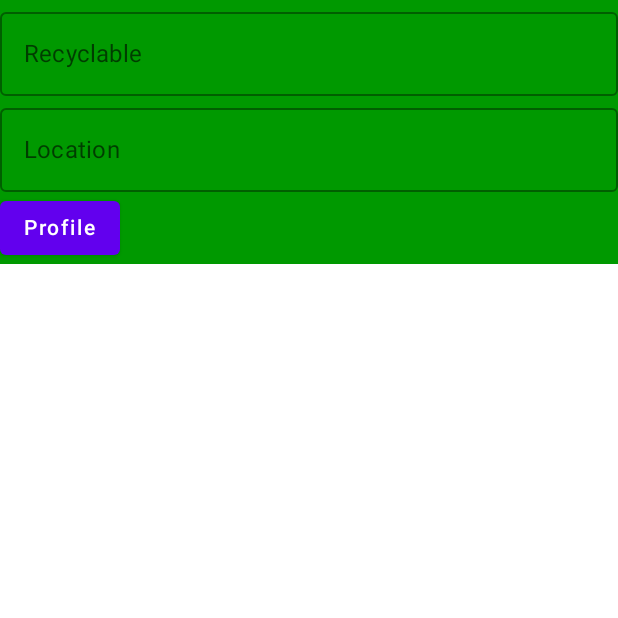
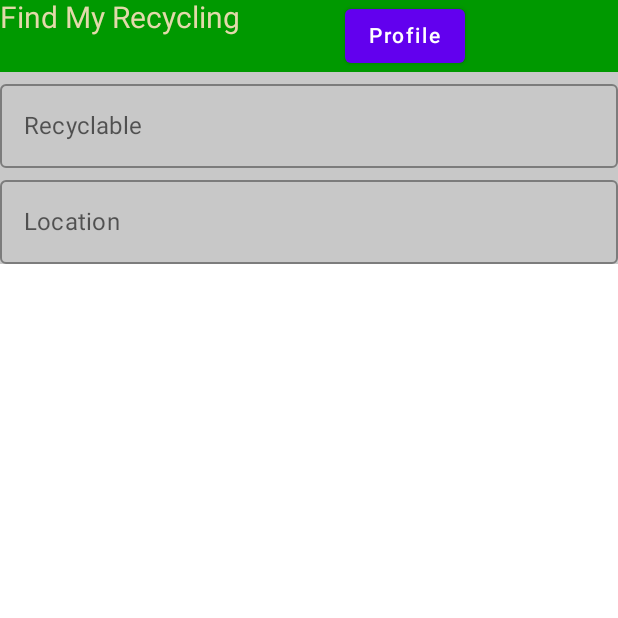
Before and after one commit to Smoofington/FindMyRecyclingV32001, an Android app built with Jetpack Compose: the screen it shows after launch (MainActivity), on a phone screen of 412 x 824 dp, the top half of it. Run offline under Robolectric (Android 15) with nearby library versions, the phone set to English and light mode, and no system bars.

Commit message:
Stuff on my machine

```diff
--- a/app/src/main/java/com/findmyrecycling/MainActivity.kt
+++ b/app/src/main/java/com/findmyrecycling/MainActivity.kt
@@ -5,16 +5,21 @@ import android.os.Bundle
 import android.widget.Toast
 import androidx.activity.ComponentActivity
 import androidx.activity.compose.setContent
-import androidx.compose.foundation.layout.Column
-import androidx.compose.foundation.layout.Spacer
-import androidx.compose.foundation.layout.fillMaxWidth
+import androidx.compose.foundation.background
+import androidx.compose.foundation.layout.*
 import androidx.compose.material.*
 import androidx.compose.runtime.*
 import androidx.compose.ui.Modifier
+import androidx.compose.ui.draw.clipToBounds
 import androidx.compose.ui.platform.LocalContext
 import androidx.compose.ui.res.stringResource
 import androidx.compose.ui.tooling.preview.Preview
+import androidx.compose.ui.unit.Dp
+import androidx.compose.ui.unit.dp
+import com.findmyrecycling.ui.theme.BarGray
+import com.findmyrecycling.ui.theme.Beigeish
 import com.findmyrecycling.ui.theme.FindMyRecyclingTheme
+import com.findmyrecycling.ui.theme.RecyclingGreen
 
 class MainActivity : ComponentActivity() {
     override fun onCreate(savedInstanceState: Bundle?) {
@@ -22,8 +27,9 @@ class MainActivity : ComponentActivity() {
         setContent {
             FindMyRecyclingTheme {
                 // A surface container using the 'background' color from the theme
-                Surface(color = MaterialTheme.colors.background,
+                Surface(color = MaterialTheme.colors.surface,
                 modifier = Modifier.fillMaxWidth()) {
+                    //TopText("WWW")
                     RecycleSearch("Android")
 
                 }
@@ -31,7 +37,12 @@ class MainActivity : ComponentActivity() {
         }
     }
 }
+@Composable
+fun TopText(name: String) {
 
+    Text(text = "Find My Recycling", color = Beigeish)
+    //Modifier.background(color = RecyclingGreen)
+}
 @Composable
 fun RecycleSearch(name: String) {
     var recyclable by remember{ mutableStateOf("")}
@@ -39,11 +50,28 @@ fun RecycleSearch(name: String) {
     val context = LocalContext.current
 
     Column {
+
+        Row {
+
+            TopText("WWW")
+            Button (
+                onClick = {
+                    Toast.makeText(context, "SS", Toast.LENGTH_LONG).show()
+                },
+                content = {Text(text = "Profile")},
+                modifier = Modifier.padding(70.dp, 0.dp)
+            )
+        }
+
         OutlinedTextField(
             value = recyclable,
             onValueChange = {recyclable = it},
             label = { Text(stringResource(R.string.recyclable)) },
-            modifier = Modifier.fillMaxWidth()
+            modifier = Modifier
+                .fillMaxWidth()
+                .background(BarGray)
+
+
         )
 
 
@@ -51,14 +79,11 @@ fun RecycleSearch(name: String) {
             value = location,
             onValueChange = { location = it },
             label = { Text(stringResource(R.string.location)) },
-            modifier = Modifier.fillMaxWidth()
+            modifier = Modifier
+                .fillMaxWidth()
+                .background(color = BarGray)
         )
-        Button (
-            onClick = {
-                Toast.makeText(context, "SS", Toast.LENGTH_LONG).show()
-            },
-        content = {Text(text = "Profile")}
-        )
+
     }
 }
 
@@ -66,6 +91,7 @@ fun RecycleSearch(name: String) {
 @Composable
 fun DefaultPreview() {
     FindMyRecyclingTheme {
+        TopText("WWW")
         RecycleSearch("Android")
     }
 }
--- a/app/src/main/java/com/findmyrecycling/ui/theme/Color.kt
+++ b/app/src/main/java/com/findmyrecycling/ui/theme/Color.kt
@@ -7,3 +7,5 @@ val Purple500 = Color(0xFF6200EE)
 val Purple700 = Color(0xFF3700B3)
 val Teal200 = Color(0xFF03DAC5)
 val RecyclingGreen = Color(0xFF009900)
+val BarGray = Color(0xFFc8c8c8)
+val Beigeish = Color(0XFFe2d9aa)
--- a/app/src/main/java/com/findmyrecycling/ui/theme/Type.kt
+++ b/app/src/main/java/com/findmyrecycling/ui/theme/Type.kt
@@ -11,7 +11,7 @@ val Typography = Typography(
     body1 = TextStyle(
         fontFamily = FontFamily.Default,
         fontWeight = FontWeight.Normal,
-        fontSize = 16.sp
+        fontSize = 20.sp //was 16
     )
     /* Other default text styles to override
     button = TextStyle(
--- a/app/src/main/res/values/colors.xml
+++ b/app/src/main/res/values/colors.xml
@@ -8,4 +8,5 @@
     <color name="black">#FF000000</color>
     <color name="white">#FFFFFFFF</color>
     <color name ="recyclingGreen">#FF009900</color>
+    <color name ="barGray">#FFc8c8c8</color>
 </resources>
```
